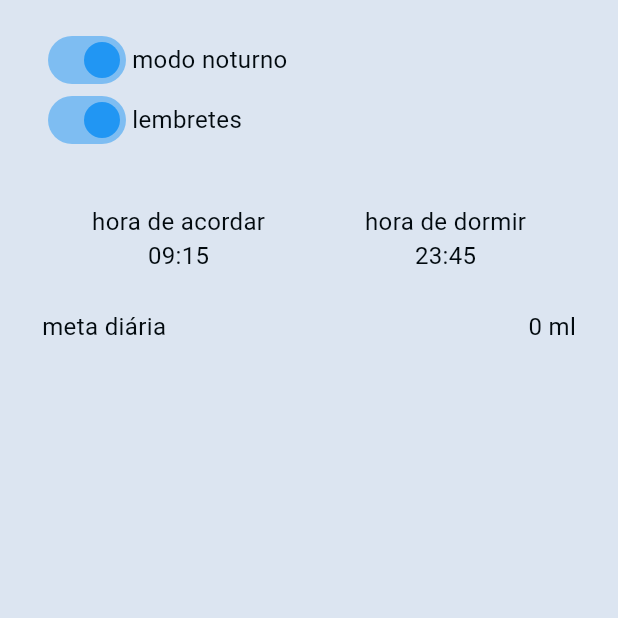
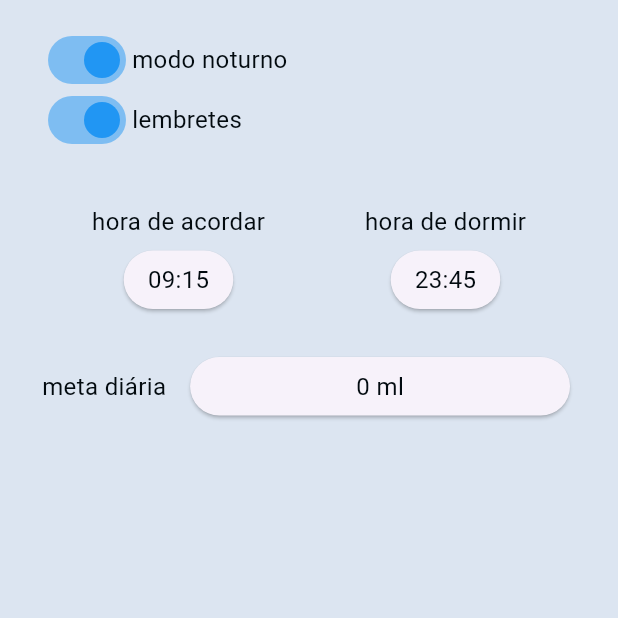
Before and after one commit to manuguse/water-tracker, a Flutter app: the Settings screen opened directly, on a phone screen of 412 x 824 dp, the top half of it. Run offline on Flutter 3.47's test engine with Material 3 defaults, Android fonts, the phone set to English and light mode, and no system bars; our stand-ins replace flutter_svg, shared_preferences, sqflite; accounts and stored records are empty.

```diff
--- a/lib/views/recommended_amount.dart
+++ b/lib/views/recommended_amount.dart
@@ -151,7 +151,8 @@ class _RecommendedAmountState extends State<RecommendedAmount> {
                             fontSize: 20, fontWeight: FontWeight.bold),
                       ),
                       onPressed: () async {
-                        final kg = double.tryParse(kgController.text.replaceAll(',', '.'));
+                        final kg = double.tryParse(
+                            kgController.text.replaceAll(',', '.'));
                         if (kg != null) {
                           setState(() {
                             calculatedWater = calculateWater(
@@ -175,7 +176,7 @@ class _RecommendedAmountState extends State<RecommendedAmount> {
                         GestureDetector(
                           onTap: () async {
                             final goalAmount =
-                                ((calculatedWater!*10).toInt() * 100);
+                                ((calculatedWater! * 10).toInt() * 100);
                             final prefs = await SharedPreferences.getInstance();
                             await prefs.setInt('goalAmount', goalAmount);
                             if (widget.first) {
@@ -207,7 +208,7 @@ class _RecommendedAmountState extends State<RecommendedAmount> {
                     )
                 ],
               ),
-              const BackButton(),
+              if (!widget.first) const BackButton(),
             ],
           ),
         ),
--- a/lib/views/settings.dart
+++ b/lib/views/settings.dart
@@ -10,7 +10,8 @@ class Settings extends StatefulWidget {
 }
 
 class _SettingsState extends State<Settings> {
-  bool light = true;
+  bool darkMode = true;
+  bool reminders = true;
 
   @override
   void initState() {
@@ -29,11 +30,11 @@ class _SettingsState extends State<Settings> {
             children: [
               Row(children: [
                 Switch(
-                  value: light,
+                  value: darkMode,
                   activeColor: Colors.blue,
                   onChanged: (bool value) {
                     setState(() {
-                      light = value;
+                      darkMode = value;
                     });
                   },
                   materialTapTargetSize: MaterialTapTargetSize.shrinkWrap,
@@ -42,11 +43,11 @@ class _SettingsState extends State<Settings> {
               ]),
               Row(children: [
                 Switch(
-                  value: light,
+                  value: reminders,
                   activeColor: Colors.blue,
                   onChanged: (bool value) {
                     setState(() {
-                      light = value;
+                      reminders = value;
                     });
                   },
                   materialTapTargetSize: MaterialTapTargetSize.shrinkWrap,
@@ -54,15 +55,23 @@ class _SettingsState extends State<Settings> {
                 const Text('lembretes'),
               ]),
               const SizedBox(height: 36),
-              const Row(
+              Row(
                 mainAxisAlignment: MainAxisAlignment.spaceAround,
                 children: [
                   Row(
                     children: [
                       Column(
                         children: [
-                          Text('hora de acordar'),
-                          Text('09:15'),
+                          const Text('hora de acordar'),
+                          const SizedBox(height: 4,),
+                          Card(
+                              shape: RoundedRectangleBorder(
+                                  borderRadius: BorderRadius.circular(30)),
+                              child: const Padding(
+                                padding: EdgeInsets.symmetric(
+                                    vertical: 8, horizontal: 16),
+                                child: Center(child: Text('09:15')),
+                              ))
                         ],
                       )
                     ],
@@ -71,8 +80,16 @@ class _SettingsState extends State<Settings> {
                     children: [
                       Column(
                         children: [
-                          Text('hora de dormir'),
-                          Text('23:45'),
+                          const Text('hora de dormir'),
+                          const SizedBox(height: 4,),
+                          Card(
+                              shape: RoundedRectangleBorder(
+                                  borderRadius: BorderRadius.circular(30)),
+                              child: const Padding(
+                                padding: EdgeInsets.symmetric(
+                                    vertical: 8, horizontal: 16),
+                                child: Center(child: Text('23:45')),
+                              ))
                         ],
                       )
                     ],
@@ -83,8 +100,20 @@ class _SettingsState extends State<Settings> {
                 height: 24,
               ),
               Row(
-                mainAxisAlignment: MainAxisAlignment.spaceBetween,
-                children: [Text('meta diária'), Text('${goalAmount.amount} ml')],
+                mainAxisAlignment: MainAxisAlignment.start,
+                children: [
+                  const Text('meta diária'),
+                  const SizedBox(width: 12,),
+                  Expanded(
+                    child: Card(
+                        shape: RoundedRectangleBorder(
+                            borderRadius: BorderRadius.circular(30)),
+                        child: Padding(
+                          padding: const EdgeInsets.all(8.0),
+                          child: Center(child: Text('${goalAmount.amount} ml')),
+                        )),
+                  )
+                ],
                 // TODO botar o text como variável
               ),
             ],
```
Also changed, not shown: 4 other files.
